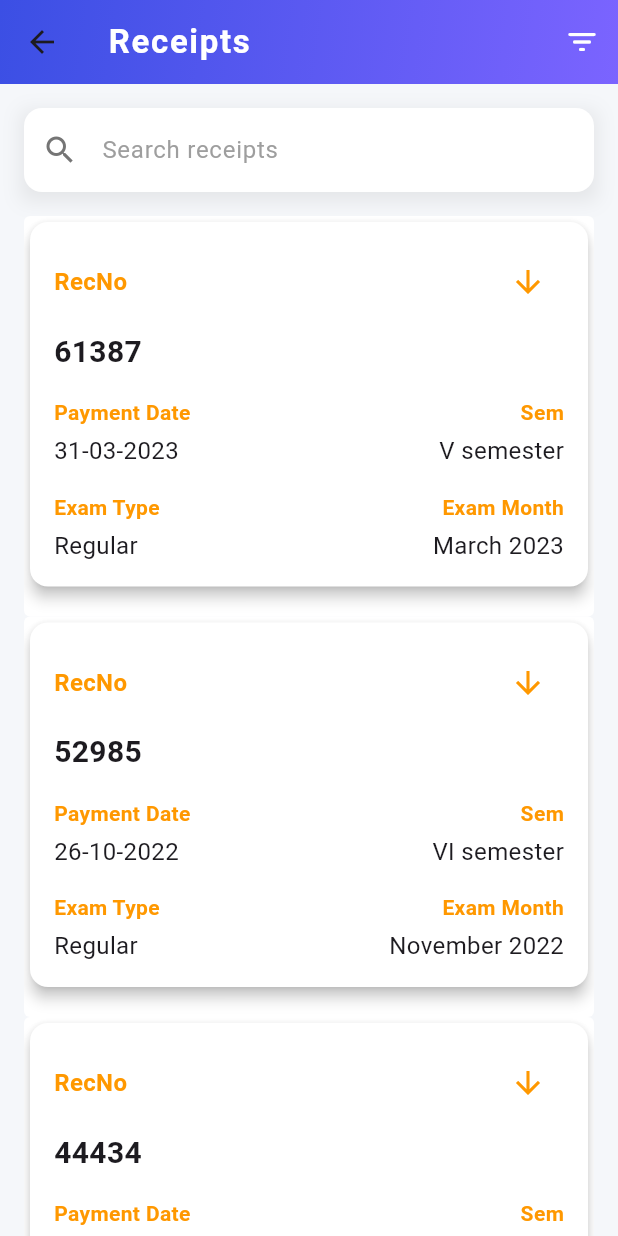
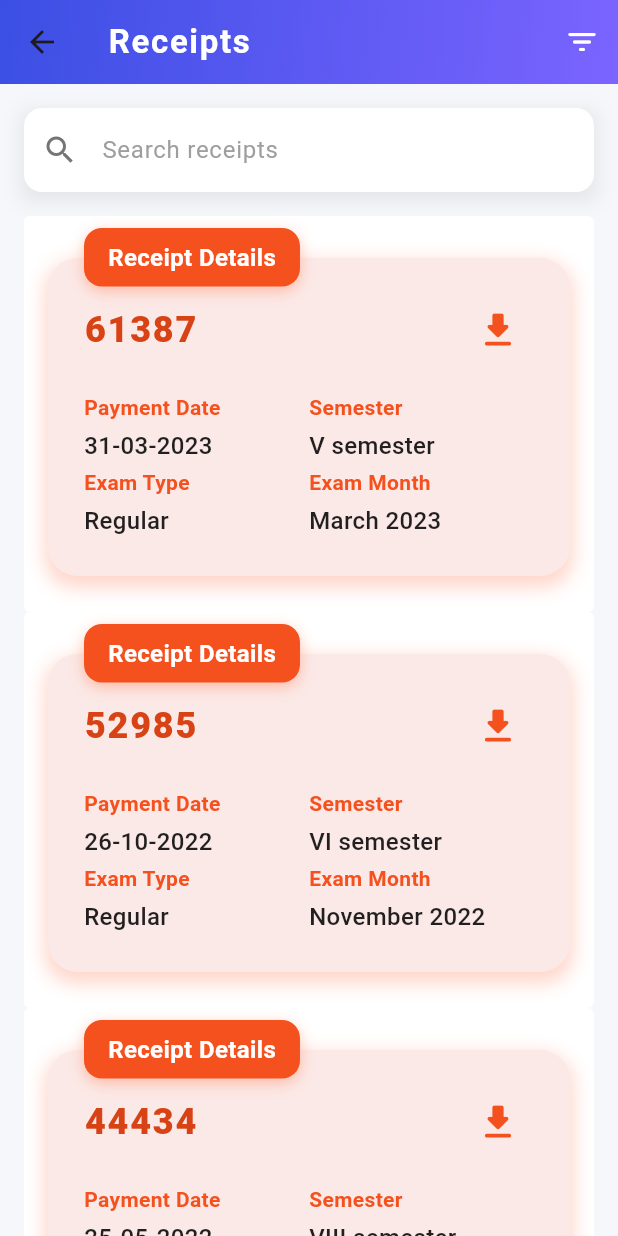
Before and after one commit to Sreenu-Chandaka/bees_flutter_task, a Flutter app: the ReceiptsScreen screen opened directly, on a phone screen of 412 x 824 dp. Run offline on Flutter 3.47's test engine with Material 3 defaults, Android fonts, the phone set to English and light mode, and no system bars; drawn by our look-alikes of flutter_animate; our stand-ins replace animate_do, animated_notch_bottom_bar, file_picker, get, pdf, printing; statements that could not run were skipped.

Commit message:
Update receipt_card.dart

```diff
--- a/lib/widgets/receipt_card.dart
+++ b/lib/widgets/receipt_card.dart
@@ -1,4 +1,5 @@
 import 'package:flutter/material.dart';
+import 'package:flutter_animate/flutter_animate.dart';
 
 import '../core/pdf_template.dart';
 
@@ -20,26 +21,100 @@ class ReceiptCard extends StatelessWidget {
 
   @override
   Widget build(BuildContext context) {
-    return Card(
-      color: Colors.white,
-      elevation: 4.0,
+    return Container(
+      margin: const EdgeInsets.symmetric(horizontal: 16, vertical: 8),
+      child: Material(
+        color: Colors.transparent,
+        child: Stack(
+          children: [
+
+            Container(
+              decoration: BoxDecoration(
+                borderRadius: BorderRadius.circular(20),
+                gradient: LinearGradient(
+                  colors: [
+                    Colors.deepOrange.shade50,
+                    Colors.deepOrange.shade50,
+                  ],
+                  begin: Alignment.topLeft,
+                  end: Alignment.bottomRight,
+                ),
+                boxShadow: [
+                  BoxShadow(
+                    color: Colors.deepOrange.shade200.withOpacity(0.5),
+                    spreadRadius: 2,
+                    blurRadius: 10,
+                    offset: const Offset(0, 5),
+                  ),
+                ],
+              ),
+              margin: const EdgeInsets.only(top: 20),
+              child: Card(
+                elevation: 0,
+                color: Colors.transparent,
                 shape: RoundedRectangleBorder(
-        borderRadius: BorderRadius.circular(12.0),
+                  borderRadius: BorderRadius.circular(20),
                 ),
                 child: Padding(
-        padding: const EdgeInsets.all(16.0),
-        child: Column(
+                  padding: const EdgeInsets.all(20.0),
+                  child: _buildReceiptContent(),
+                ),
+              ),
+            ),
+
+            // Header Chip
+            Positioned(
+              top: 0,
+              left: 24,
+              child: Container(
+                padding: const EdgeInsets.symmetric(horizontal: 16, vertical: 8),
+                decoration: BoxDecoration(
+                  color: Colors.deepOrange.shade600,
+                  borderRadius: BorderRadius.circular(12),
+                  boxShadow: [
+                    BoxShadow(
+                      color: Colors.deepOrange.shade300.withOpacity(0.5),
+                      blurRadius: 8,
+                      offset: const Offset(0, 3),
+                    ),
+                  ],
+                ),
+                child: Text(
+                  'Receipt Details',
+                  style: TextStyle(
+                    color: Colors.white,
+                    fontWeight: FontWeight.bold,
+                    fontSize: 16,
+                  ),
+                ),
+              ),
+            ),
+          ],
+        ),
+      ),
+    ).animate()
+    .fadeIn(duration: 500.ms)
+    .slideY(begin: 0.1, end: 0, duration: 500.ms);
+  }
+
+  Widget _buildReceiptContent() {
+    return Column(
       crossAxisAlignment: CrossAxisAlignment.start,
       children: [
+        // Receipt Number Section
         Row(
           mainAxisAlignment: MainAxisAlignment.spaceBetween,
           children: [
-                const Text(
-                  'RecNo',
+            Expanded(
+              child: Text(
+                recNo,
                 style: TextStyle(
-                    color: Colors.orange,
-                    fontWeight: FontWeight.bold,
-                    fontSize: 16.0,
+                  fontSize: 24.0,
+                  fontWeight: FontWeight.w900,
+                  color: Colors.deepOrange.shade800,
+                  letterSpacing: 1.2,
+                ),
+                overflow: TextOverflow.ellipsis,
               ),
             ),
             IconButton(
@@ -52,111 +127,58 @@ class ReceiptCard extends StatelessWidget {
                   sem: sem,
                 );
               },
-                    icon: const Icon(
-                      Icons.arrow_downward,
-                      color: Colors.orange,
-                    )),
+              icon: Icon(
+                Icons.download_rounded,
+                color: Colors.deepOrange.shade600,
+                size: 30,
+              ),
+            ),
           ],
         ),
-            const SizedBox(height: 8.0),
+
+        const SizedBox(height: 16.0),
+
+        // Details Grid
+        GridView.count(
+          crossAxisCount: 2,
+          shrinkWrap: true,
+          physics: const NeverScrollableScrollPhysics(),
+          childAspectRatio: 3,
+          children: [
+            _buildDetailColumn('Payment Date', paymentDate),
+            _buildDetailColumn('Semester', sem),
+            _buildDetailColumn('Exam Type', examType),
+            _buildDetailColumn('Exam Month', examMonth),
+          ],
+        ),
+      ],
+    );
+  }
+
+  Widget _buildDetailColumn(String title, String value) {
+    return Column(
+      crossAxisAlignment: CrossAxisAlignment.start,
+      mainAxisAlignment: MainAxisAlignment.center,
+      children: [
         Text(
-              recNo,
-              style: const TextStyle(
-                fontSize: 20.0,
+          title,
+          style: TextStyle(
+            color: Colors.deepOrange.shade600,
             fontWeight: FontWeight.bold,
-              ),
-            ),
-            const SizedBox(height: 16.0),
-            Row(
-              mainAxisAlignment: MainAxisAlignment.spaceBetween,
-              children: [
-                Column(
-                  crossAxisAlignment: CrossAxisAlignment.start,
-                  children: [
-                    const Text(
-                      'Payment Date',
-                      style: TextStyle(
-                        color: Colors.orange,
-                        fontWeight: FontWeight.bold,
+            fontSize: 14.0,
           ),
         ),
         const SizedBox(height: 4.0),
         Text(
-                      paymentDate,
-                      style: const TextStyle(
+          value,
+          style: TextStyle(
             fontSize: 16.0,
+            color: Colors.black87,
+            fontWeight: FontWeight.w500,
           ),
+          overflow: TextOverflow.ellipsis,
         ),
       ],
-                ),
-                Column(
-                  crossAxisAlignment: CrossAxisAlignment.end,
-                  children: [
-                    const Text(
-                      'Sem',
-                      style: TextStyle(
-                        color: Colors.orange,
-                        fontWeight: FontWeight.bold,
-                      ),
-                    ),
-                    const SizedBox(height: 4.0),
-                    Text(
-                      sem,
-                      style: const TextStyle(
-                        fontSize: 16.0,
-                      ),
-                    ),
-                  ],
-                ),
-              ],
-            ),
-            const SizedBox(height: 16.0),
-            Row(
-              mainAxisAlignment: MainAxisAlignment.spaceBetween,
-              children: [
-                Column(
-                  crossAxisAlignment: CrossAxisAlignment.start,
-                  children: [
-                    const Text(
-                      'Exam Type',
-                      style: TextStyle(
-                        color: Colors.orange,
-                        fontWeight: FontWeight.bold,
-                      ),
-                    ),
-                    const SizedBox(height: 4.0),
-                    Text(
-                      examType,
-                      style: const TextStyle(
-                        fontSize: 16.0,
-                      ),
-                    ),
-                  ],
-                ),
-                Column(
-                  crossAxisAlignment: CrossAxisAlignment.end,
-                  children: [
-                    const Text(
-                      'Exam Month',
-                      style: TextStyle(
-                        color: Colors.orange,
-                        fontWeight: FontWeight.bold,
-                      ),
-                    ),
-                    const SizedBox(height: 4.0),
-                    Text(
-                      examMonth,
-                      style: const TextStyle(
-                        fontSize: 16.0,
-                      ),
-                    ),
-                  ],
-                ),
-              ],
-            ),
-          ],
-        ),
-      ),
     );
   }
 }
```
Lines whose indentation alone changed are shown as unchanged.
